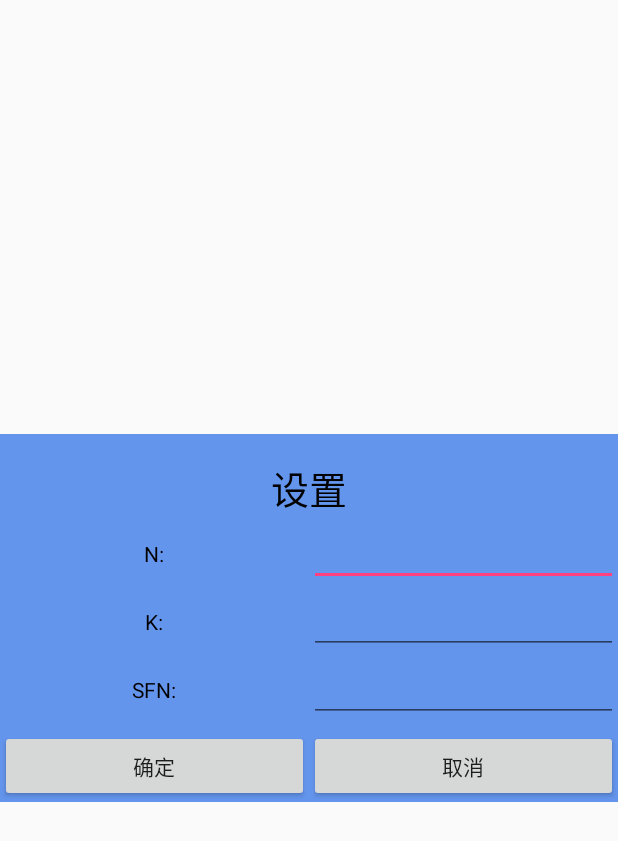
After one commit to WangLei20167/NCFSS, an Android app: the layout setting_dialog.xml on its own in the app's theme, with its tools: preview values and no code run, on a phone screen of 412 x 824 dp. The commit adds this screen. Shown: the top 841 px of the screen. Run offline under Robolectric (Android 15) with nearby library versions, the phone set to English and light mode, and no system bars.

Commit message:
设置N,K,SFN功能的加入

```diff
--- /dev/null
+++ b/app/src/main/res/layout/setting_dialog.xml
@@ -0,0 +1,121 @@
+<?xml version="1.0" encoding="utf-8"?>
+<LinearLayout xmlns:android="http://schemas.android.com/apk/res/android"
+    android:layout_width="fill_parent"
+    android:layout_height="wrap_content"
+    android:layout_gravity="center"
+    android:background="#6495ED"
+    android:orientation="vertical">
+
+    <!--布局宽度无法正常显示，设置一个空TextView占位，10000是一个极大值-->
+    <TextView
+        android:id="@+id/title0"
+        android:layout_width="10000px"
+        android:layout_height="1px"
+        android:gravity="center"
+        />
+
+    <TextView
+        android:id="@+id/title"
+        android:layout_width="match_parent"
+        android:layout_height="40dp"
+        android:layout_marginTop="15dp"
+        android:gravity="center"
+        android:text="设置"
+        android:textColor="#000000"
+        android:textSize="25sp"
+         />
+
+    <LinearLayout
+        android:layout_width="match_parent"
+        android:layout_height="wrap_content">
+
+        <TextView
+            android:layout_width="match_parent"
+            android:layout_height="wrap_content"
+            android:layout_weight="1"
+            android:gravity="center"
+            android:text="N:"
+            android:textColor="#000000" />
+
+        <EditText
+            android:id="@+id/editText_N"
+            android:layout_width="match_parent"
+            android:layout_height="wrap_content"
+            android:layout_weight="1"
+            android:inputType="number"
+            style="@android:style/Widget.Holo.EditText" />
+    </LinearLayout>
+
+    <LinearLayout
+
+        android:layout_width="match_parent"
+        android:layout_height="wrap_content">
+
+        <TextView
+            android:layout_width="match_parent"
+            android:layout_height="wrap_content"
+            android:layout_weight="1"
+            android:gravity="center"
+            android:text="K:"
+            android:textColor="#000000" />
+
+        <EditText
+            android:id="@+id/editText_K"
+            android:layout_width="match_parent"
+            android:layout_height="wrap_content"
+            android:layout_weight="1"
+            android:inputType="number"
+            style="@android:style/Widget.Holo.EditText" />
+    </LinearLayout>
+    <LinearLayout
+
+        android:layout_width="match_parent"
+        android:layout_height="wrap_content">
+
+        <TextView
+            android:layout_width="match_parent"
+            android:layout_height="wrap_content"
+            android:layout_weight="1"
+            android:gravity="center"
+            android:text="SFN:"
+            android:textColor="#000000" />
+
+        <EditText
+            android:id="@+id/editText_SFN"
+            android:layout_width="match_parent"
+            android:layout_height="wrap_content"
+            android:layout_weight="1"
+            android:inputType="number"
+            style="@android:style/Widget.Holo.EditText" />
+    </LinearLayout>
+
+
+
+
+    <LinearLayout
+        android:layout_width="match_parent"
+        android:layout_height="wrap_content"
+        android:layout_gravity="bottom"
+        android:layout_marginTop="5dp"
+        android:gravity="center"
+        android:orientation="horizontal">
+
+        <Button
+            android:id="@+id/positiveButton"
+            android:layout_width="match_parent"
+            android:layout_height="wrap_content"
+            android:layout_weight="1"
+            android:text="确定"
+
+             />
+
+        <Button
+            android:id="@+id/negativeButton"
+            android:layout_width="match_parent"
+            android:layout_height="wrap_content"
+            android:layout_weight="1"
+            android:text="取消"
+             />
+    </LinearLayout>
+
+</LinearLayout>
--- a/app/src/main/res/values/strings.xml
+++ b/app/src/main/res/values/strings.xml
@@ -5,5 +5,4 @@
     <string name="navigation_drawer_open">Open navigation drawer</string>
     <string name="navigation_drawer_close">Close navigation drawer</string>
 
-    <string name="action_settings">Settings</string>
 </resources>
```
Also changed, not shown: app/src/main/java/com/example/administrator/ncfss/MainActivity.java (+67 -17 lines), app/src/main/java/utils/SettingDialog.java (added, +125 -0 lines), app/src/main/res/menu/main.xml (+9 -2 lines), app/src/main/res/values/styles.xml (+11 -0 lines).
